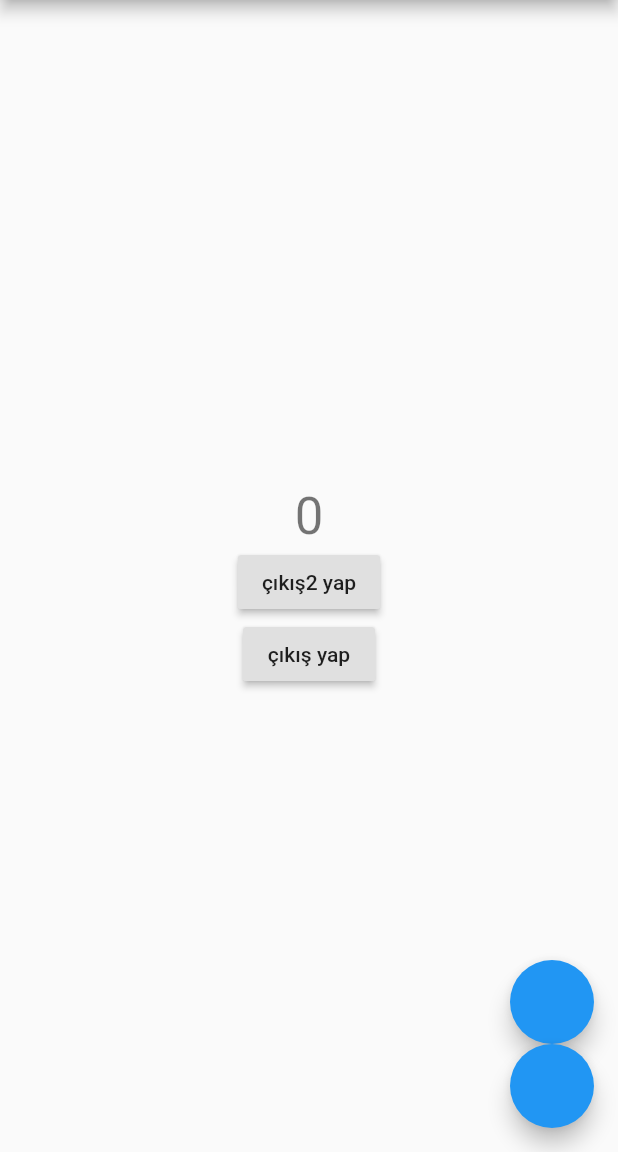
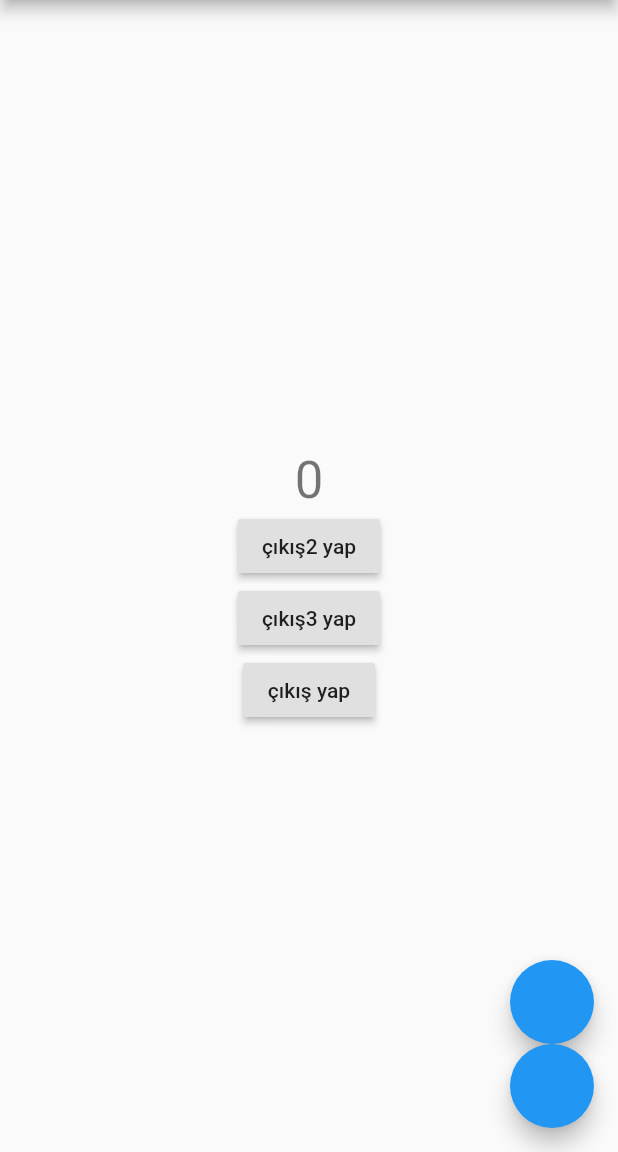
Before and after one commit to ylcnyldrm/flutter, a Flutter app: the IkinciSayfa screen opened directly, on a phone screen of 412 x 824 dp, the part 84-1236 px from its top. Run offline on Flutter 3.47's test engine with Material 2 defaults, Android fonts, the phone set to English and light mode, and no system bars; our stand-ins replace firebase_auth, firebase_core; accounts and stored records are empty.

Commit message:
çıkıs yap 3 eklendi

```diff
--- a/lib/ikinci_sayfa.dart
+++ b/lib/ikinci_sayfa.dart
@@ -88,6 +88,11 @@ class Mycolum extends StatelessWidget {
                 await myAuth.signOut();
               }),
           RaisedButton(
+              child: Text("çıkış3 yap"),
+              onPressed: () async {
+                await myAuth.signOut();
+              }),
+          RaisedButton(
               child: Text("çıkış yap"),
               onPressed: () async {
                 await myAuth.signOut();
```
